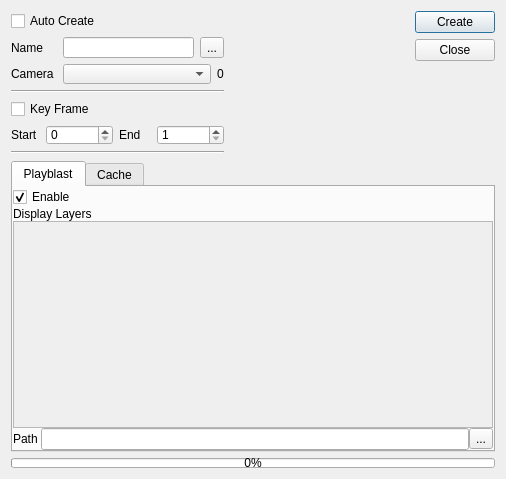
iceanimations/shot_subm_use_multishot, file ui/form.ui: the form before one commit.
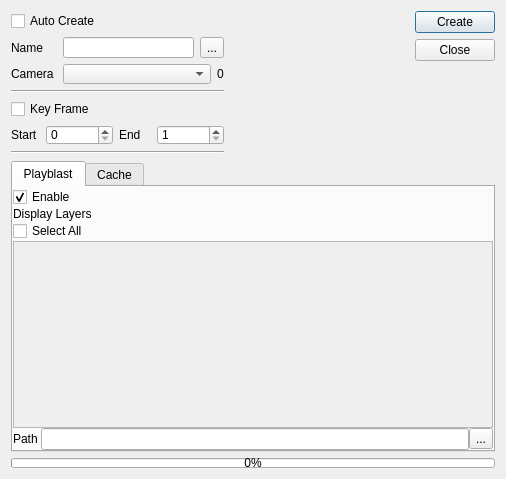
The form after the commit. The open tabs and pages were chosen to show the change.

Commit message: select all button added for layers and objects and HUD color set to black

The edit to the form file:
```diff
--- a/ui/form.ui
+++ b/ui/form.ui
@@ -295,6 +295,13 @@
          </property>
         </widget>
        </item>
+       <item>
+        <widget class="QCheckBox" name="selectAllButton">
+         <property name="text">
+          <string>Select All</string>
+         </property>
+        </widget>
+       </item>
        <item>
         <widget class="QScrollArea" name="scrollArea">
          <property name="widgetResizable">
@@ -305,8 +312,8 @@
            <rect>
             <x>0</x>
             <y>0</y>
-            <width>334</width>
-            <height>119</height>
+            <width>480</width>
+            <height>198</height>
            </rect>
           </property>
           <layout class="QVBoxLayout" name="verticalLayout_5">
```
Left out of the diff: 11 changed lines with no effect on the pictures. The commit also changes 4 other files.
